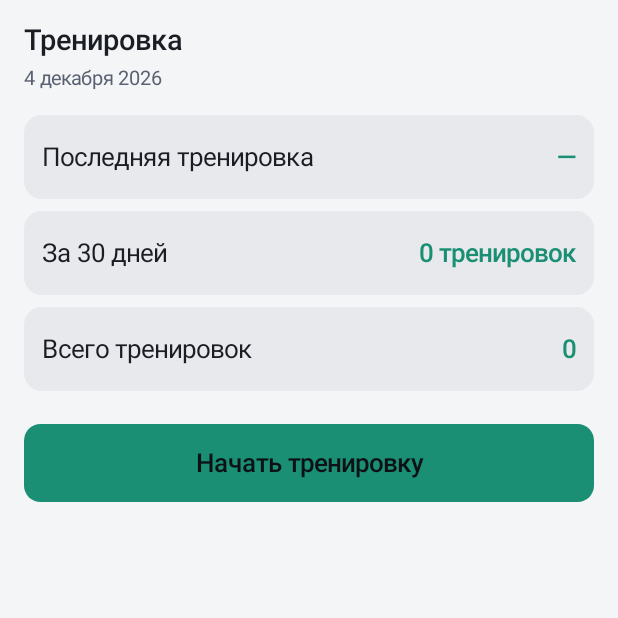
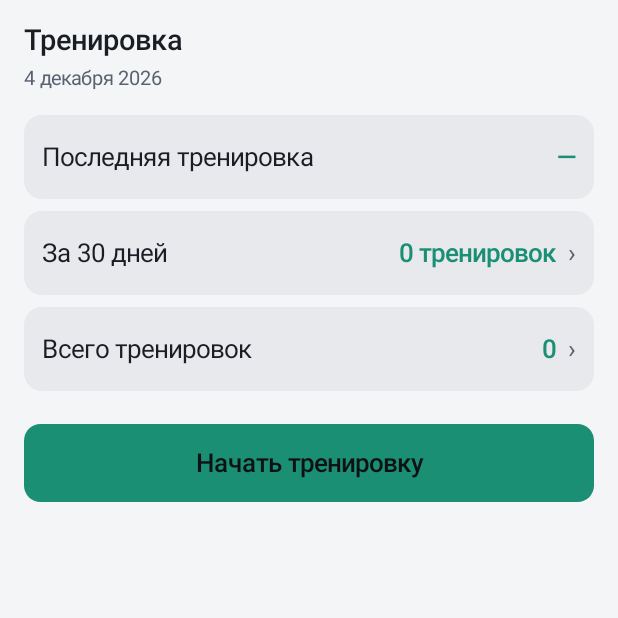
Before and after one commit to Narendin/GymTracker, an Android app built with Jetpack Compose: the screen it shows after launch (MainActivity), on a phone screen of 412 x 824 dp, the top half of it. Run offline under Robolectric (Android 15) with nearby library versions, the phone set to English and light mode, and no system bars; our stand-ins replace Room's generated code.

Commit message:
feat: make A1 counters open the journal
Counters on the workout screen become navigation buttons: the last workout opens its journal record, 30 days and total open the journal with the matching period filter. With no workouts the last-workout row stays non-clickable. The journal tab is pushed onto the nav stack and the filter is set before the jump, so Back returns to A1 without resetting the tab state.

Refs #5

```diff
--- a/app/src/main/java/com/gymtracker/ui/GymApp.kt
+++ b/app/src/main/java/com/gymtracker/ui/GymApp.kt
@@ -160,6 +160,16 @@ fun GymApp(container: AppContainer) {
                         vm = container.workoutsVm,
                         onOpenPicker = { nav.add(Nav.Picker) },
                         onOpenExercise = { id -> pushCard(id, "← Тренировка") },
+                        // Счётчики A1: таб «Журнал» добавляем в стек, фильтр выставляем до перехода,
+                        // «Назад» возвращает на A1, состояние вкладки не сбрасывается.
+                        onOpenLastWorkout = { sessionId ->
+                            if (nav.last() != Nav.Tab(AppTab.HISTORY)) nav.add(Nav.Tab(AppTab.HISTORY))
+                            openDetail(sessionId)
+                        },
+                        onOpenHistory = { filter ->
+                            container.historyVm.setFilter(filter)
+                            if (nav.last() != Nav.Tab(AppTab.HISTORY)) nav.add(Nav.Tab(AppTab.HISTORY))
+                        },
                     )
                     AppTab.HISTORY -> HistoryScreen(
                         vm = container.historyVm,
--- a/app/src/main/java/com/gymtracker/ui/components/Components.kt
+++ b/app/src/main/java/com/gymtracker/ui/components/Components.kt
@@ -27,16 +27,27 @@ import coil.compose.AsyncImage
 import com.gymtracker.ui.theme.LocalGymPalette
 import java.io.File
 
-/** Строка счётчика A1: label + значение справа, акцент, высота 56. */
+/**
+ * Строка счётчика A1: label + значение справа, акцент, высота 56.
+ * С [onClick] — кнопка перехода: строка кликабельна, справа шеврон.
+ */
 @Composable
-fun StatRow(label: String, value: String, modifier: Modifier = Modifier) {
+fun StatRow(
+    label: String,
+    value: String,
+    modifier: Modifier = Modifier,
+    onClick: (() -> Unit)? = null,
+    enabled: Boolean = true,
+) {
     val palette = LocalGymPalette.current
+    val clickable = onClick != null && enabled
     Row(
         modifier = modifier
             .fillMaxWidth()
             .height(56.dp)
             .clip(RoundedCornerShape(12.dp))
             .background(palette.panel)
+            .then(if (clickable) Modifier.clickable(onClick = onClick) else Modifier)
             .padding(horizontal = 12.dp),
         verticalAlignment = Alignment.CenterVertically,
     ) {
@@ -48,6 +59,14 @@ fun StatRow(label: String, value: String, modifier: Modifier = Modifier) {
             fontWeight = FontWeight.SemiBold,
             color = palette.accent,
         )
+        if (clickable) {
+            Text(
+                "›",
+                fontSize = 17.sp,
+                color = palette.muted,
+                modifier = Modifier.padding(start = 8.dp),
+            )
+        }
     }
 }
 
--- a/app/src/main/java/com/gymtracker/ui/workout/WorkoutScreen.kt
+++ b/app/src/main/java/com/gymtracker/ui/workout/WorkoutScreen.kt
@@ -45,6 +45,7 @@ import com.gymtracker.ui.components.ScreenSub
 import com.gymtracker.ui.components.ScreenTitle
 import com.gymtracker.ui.components.SetChip
 import com.gymtracker.ui.components.StatRow
+import com.gymtracker.ui.history.PeriodFilter
 import com.gymtracker.ui.theme.LocalGymPalette
 import com.gymtracker.util.exercisesLabel
 import com.gymtracker.util.formatWeight
@@ -56,6 +57,9 @@ fun WorkoutScreen(
     vm: WorkoutsViewModel,
     onOpenPicker: () -> Unit,
     onOpenExercise: (Long) -> Unit,
+    /** Счётчики A1 — переходы в Журнал: детали последней тренировки и фильтр периода. */
+    onOpenLastWorkout: (Long) -> Unit = { },
+    onOpenHistory: (PeriodFilter) -> Unit = { },
 ) {
     val state by vm.uiState.collectAsState()
     val palette = LocalGymPalette.current
@@ -80,10 +84,16 @@ fun WorkoutScreen(
         ) {
             if (session == null) {
                 // A1. Нет активной сессии: счётчики, которые реально меняются, и кнопка старта.
+                // Счётчики — кнопки перехода в Журнал; без тренировок «Последняя тренировка» неактивна.
                 Spacer(Modifier.height(6.dp))
-                StatRow("Последняя тренировка", state.lastWorkoutLabel ?: "—")
-                StatRow("За 30 дней", workoutsLabel(state.count30))
-                StatRow("Всего тренировок", state.totalCount.toString())
+                val lastId = state.lastSessionId
+                StatRow(
+                    "Последняя тренировка",
+                    state.lastWorkoutLabel ?: "—",
+                    onClick = lastId?.let { id -> { onOpenLastWorkout(id) } },
+                )
+                StatRow("За 30 дней", workoutsLabel(state.count30), onClick = { onOpenHistory(PeriodFilter.MONTH) })
+                StatRow("Всего тренировок", state.totalCount.toString(), onClick = { onOpenHistory(PeriodFilter.ALL) })
                 Spacer(Modifier.height(6.dp))
                 PrimaryButton("Начать тренировку", onClick = { vm.startSession() })
             } else if (session.blocks.isEmpty()) {
--- a/app/src/main/java/com/gymtracker/ui/workout/WorkoutsViewModel.kt
+++ b/app/src/main/java/com/gymtracker/ui/workout/WorkoutsViewModel.kt
@@ -45,6 +45,8 @@ data class SessionUi(
 data class WorkoutUiState(
     val todayLabel: String,
     val lastWorkoutLabel: String? = null,
+    /** id последней завершённой тренировки — счётчик A1 ведёт в её детали (B2). */
+    val lastSessionId: Long? = null,
     val count30: Int = 0,
     val totalCount: Int = 0,
     val session: SessionUi? = null,
@@ -117,6 +119,7 @@ class WorkoutsViewModel(private val repo: GymRepository) : ViewModel() {
                         WorkoutUiState(
                             todayLabel = today,
                             lastWorkoutLabel = lastLabel,
+                            lastSessionId = base.last?.id,
                             count30 = base.c30,
                             totalCount = base.total,
                             session = null,
```
